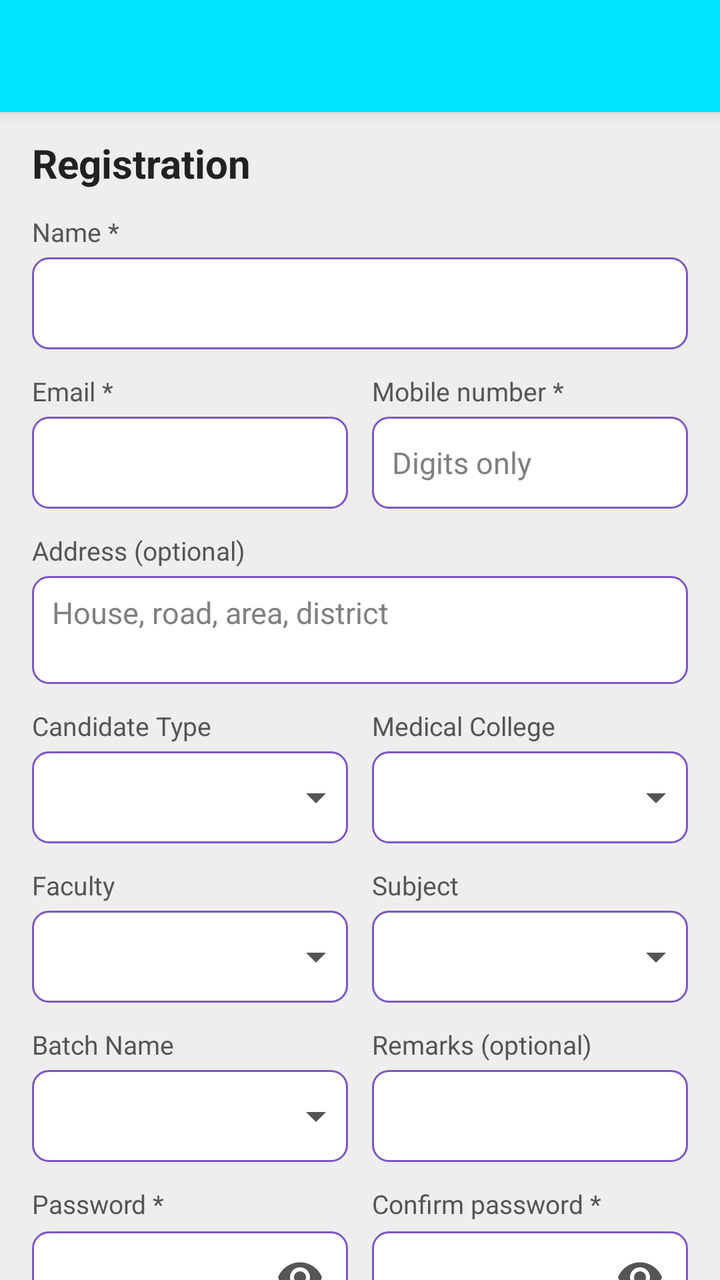
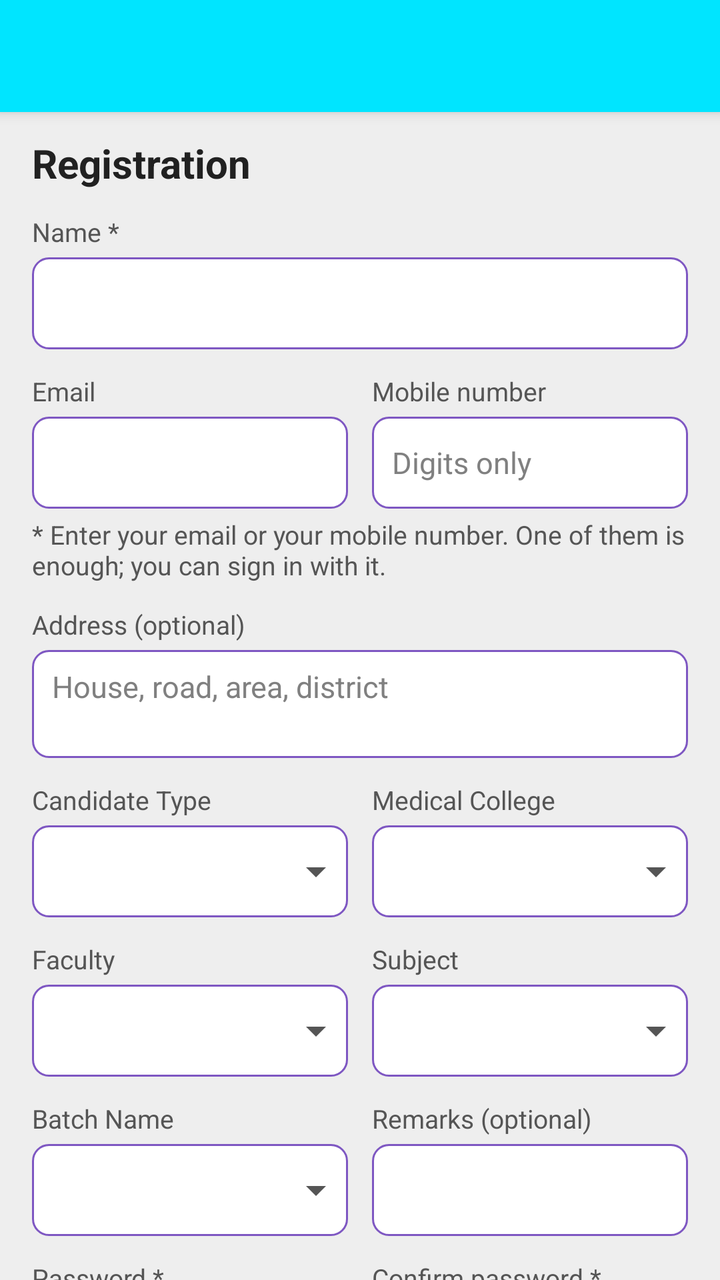

An Android layout rendered at two revisions. The XML below is the earlier revision; the diff shows what the commit changed to produce the second picture.
<!-- AndroidManifest.xml: activity theme AppTheme.Dark -->
<!-- res/layout/activity_sign_up.xml -->
<?xml version="1.0" encoding="utf-8"?>
<androidx.coordinatorlayout.widget.CoordinatorLayout xmlns:android="http://schemas.android.com/apk/res/android"
    xmlns:app="http://schemas.android.com/apk/res-auto"
    android:layout_width="match_parent"
    android:layout_height="match_parent"
    android:fitsSystemWindows="true">

    <com.google.android.material.appbar.AppBarLayout
        android:layout_width="match_parent"
        android:layout_height="wrap_content"
        android:theme="@style/AppTheme.AppBarOverlay">

        <androidx.appcompat.widget.Toolbar
            android:id="@+id/toolbar"
            android:layout_width="match_parent"
            android:layout_height="?attr/actionBarSize"
            android:background="?attr/colorPrimary"
            app:popupTheme="@style/AppTheme.PopupOverlay" />

    </com.google.android.material.appbar.AppBarLayout>

    <androidx.core.widget.NestedScrollView
        android:layout_width="match_parent"
        android:layout_height="match_parent"
        app:layout_behavior="@string/appbar_scrolling_view_behavior">

        <LinearLayout
            android:layout_width="match_parent"
            android:layout_height="wrap_content"
            android:focusable="true"
            android:focusableInTouchMode="true"
            android:orientation="vertical"
            android:paddingBottom="24dp"
            android:paddingLeft="16dp"
            android:paddingRight="16dp"
            android:paddingTop="12dp">

            <TextView
                android:layout_width="match_parent"
                android:layout_height="wrap_content"
                android:text="@string/lbl_registration"
                android:textColor="@color/text_color_primary"
                android:textSize="@dimen/text_size_large"
                android:textStyle="bold" />

            <TextView
                android:id="@+id/tvSignUpError"
                android:layout_width="match_parent"
                android:layout_height="wrap_content"
                android:layout_marginTop="8dp"
                android:gravity="center"
                android:textColor="@color/orange_red"
                android:textSize="@dimen/text_size_small"
                android:visibility="gone" />

            
            <TextView
                style="@style/FormLabel"
                android:text="@string/lbl_name_required" />

            <EditText
                android:id="@+id/input_name"
                style="@style/FormInput"
                android:inputType="textPersonName|textCapWords" />

            
            <LinearLayout
                android:layout_width="match_parent"
                android:layout_height="wrap_content"
                android:baselineAligned="false"
                android:orientation="horizontal">

                <LinearLayout style="@style/FormColumnStart">

                    <TextView
                        style="@style/FormLabel"
                        android:text="@string/lbl_email_required" />

                    <EditText
                        android:id="@+id/input_email"
                        style="@style/FormInput"
                        android:inputType="textEmailAddress" />
                </LinearLayout>

                <LinearLayout style="@style/FormColumnEnd">

                    <TextView
                        style="@style/FormLabel"
                        android:text="@string/lbl_mobile_required" />

                    <EditText
                        android:id="@+id/input_phone"
                        style="@style/FormInput"
                        android:digits="0123456789"
                        android:hint="@string/hint_digits_only"
                        android:inputType="number"
                        android:maxLength="15" />
                </LinearLayout>
            </LinearLayout>

            
            <TextView
                style="@style/FormLabel"
                android:text="@string/lbl_address_optional" />

            <EditText
                android:id="@+id/input_address"
                style="@style/FormInput"
                android:gravity="top|start"
                android:hint="@string/hint_address"
                android:inputType="textPostalAddress|textMultiLine|textCapWords"
                android:maxLength="500"
                android:minLines="2" />

            
            <LinearLayout
                android:layout_width="match_parent"
                android:layout_height="wrap_content"
                android:baselineAligned="false"
                android:orientation="horizontal">

                <LinearLayout style="@style/FormColumnStart">

                    <TextView
                        style="@style/FormLabel"
                        android:text="@string/lbl_candidate_type" />

                    <FrameLayout style="@style/FormSpinnerBox">

                        <Spinner
                            android:id="@+id/spCategory"
                            style="@style/FormSpinner" />

                        <ImageView style="@style/FormSpinnerArrow" />
                    </FrameLayout>
                </LinearLayout>

                <LinearLayout style="@style/FormColumnEnd">

                    <TextView
                        style="@style/FormLabel"
                        android:text="@string/lbl_medical_college" />

                    <FrameLayout style="@style/FormSpinnerBox">

                        <Spinner
                            android:id="@+id/spMedicalCollege"
                            style="@style/FormSpinner" />

                        <ImageView style="@style/FormSpinnerArrow" />
                    </FrameLayout>
                </LinearLayout>
            </LinearLayout>

            
            <LinearLayout
                android:layout_width="match_parent"
                android:layout_height="wrap_content"
                android:baselineAligned="false"
                android:orientation="horizontal">

                <LinearLayout style="@style/FormColumnStart">

                    <TextView
                        style="@style/FormLabel"
                        android:text="@string/lbl_faculty" />

                    <FrameLayout style="@style/FormSpinnerBox">

                        <Spinner
                            android:id="@+id/spFaculty"
                            style="@style/FormSpinner" />

                        <ImageView style="@style/FormSpinnerArrow" />
                    </FrameLayout>
                </LinearLayout>

                <LinearLayout style="@style/FormColumnEnd">

                    <TextView
                        style="@style/FormLabel"
                        android:text="@string/lbl_subject" />

                    <FrameLayout style="@style/FormSpinnerBox">

                        <Spinner
                            android:id="@+id/spDepartment"
                            style="@style/FormSpinner" />

                        <ImageView style="@style/FormSpinnerArrow" />
                    </FrameLayout>
                </LinearLayout>
            </LinearLayout>

            
            <LinearLayout
                android:layout_width="match_parent"
                android:layout_height="wrap_content"
                android:baselineAligned="false"
                android:orientation="horizontal">

                <LinearLayout style="@style/FormColumnStart">

                    <TextView
                        style="@style/FormLabel"
                        android:text="@string/lbl_batch_name" />

                    <FrameLayout style="@style/FormSpinnerBox">

                        <Spinner
                            android:id="@+id/spBatch"
                            style="@style/FormSpinner" />

                        <ImageView style="@style/FormSpinnerArrow" />
                    </FrameLayout>
                </LinearLayout>

                <LinearLayout style="@style/FormColumnEnd">

                    <TextView
                        style="@style/FormLabel"
                        android:text="@string/lbl_remarks_optional" />

                    <EditText
                        android:id="@+id/input_remarks"
                        style="@style/FormInput"
                        android:inputType="textCapSentences" />
                </LinearLayout>
            </LinearLayout>

            
            <LinearLayout
                android:layout_width="match_parent"
                android:layout_height="wrap_content"
                android:baselineAligned="false"
                android:orientation="horizontal">

                <LinearLayout style="@style/FormColumnStart">

                    <TextView
                        style="@style/FormLabel"
                        android:text="@string/lbl_password_required" />

                    <com.google.android.material.textfield.TextInputLayout
                        android:layout_width="match_parent"
                        android:layout_height="wrap_content"
                        app:endIconMode="password_toggle"
                        app:endIconTint="@color/text_color_secondary"
                        app:hintEnabled="false">

                        <EditText
                            android:id="@+id/input_password"
                            style="@style/FormInput"
                            android:inputType="textPassword" />
                    </com.google.android.material.textfield.TextInputLayout>
                </LinearLayout>

                <LinearLayout style="@style/FormColumnEnd">

                    <TextView
                        style="@style/FormLabel"
                        android:text="@string/lbl_password_re_required" />

                    <com.google.android.material.textfield.TextInputLayout
                        android:layout_width="match_parent"
                        android:layout_height="wrap_content"
                        app:endIconMode="password_toggle"
                        app:endIconTint="@color/text_color_secondary"
                        app:hintEnabled="false">

                        <EditText
                            android:id="@+id/input_password_re"
                            style="@style/FormInput"
                            android:inputType="textPassword" />
                    </com.google.android.material.textfield.TextInputLayout>
                </LinearLayout>
            </LinearLayout>

            <androidx.appcompat.widget.AppCompatButton
                android:id="@+id/btnRegister"
                style="@style/buttonStyle"
                android:layout_width="match_parent"
                android:layout_height="wrap_content"
                android:layout_marginTop="24dp"
                android:padding="12dp"
                android:text="@string/btn_register" />

        </LinearLayout>
    </androidx.core.widget.NestedScrollView>
</androidx.coordinatorlayout.widget.CoordinatorLayout>
<!-- resources referenced by this layout -->
<resources>
  <color name="orange_red">#ff4500</color>
  <color name="text_color_primary">#212121</color>
  <color name="text_color_secondary">#555555</color>
  <dimen name="text_size_large">20sp</dimen>
  <dimen name="text_size_small">14sp</dimen>
  <string name="btn_register">Register</string>
  <string name="hint_address">House, road, area, district</string>
  <string name="hint_digits_only">Digits only</string>
  <string name="lbl_address_optional">Address (optional)</string>
  <string name="lbl_batch_name">Batch Name</string>
  <string name="lbl_candidate_type">Candidate Type</string>
  <string name="lbl_email_required">Email *</string>
  <string name="lbl_faculty">Faculty</string>
  <string name="lbl_medical_college">Medical College</string>
  <string name="lbl_mobile_required">Mobile number *</string>
  <string name="lbl_name_required">Name *</string>
  <string name="lbl_password_re_required">Confirm password *</string>
  <string name="lbl_password_required">Password *</string>
  <string name="lbl_registration">Registration</string>
  <string name="lbl_remarks_optional">Remarks (optional)</string>
  <string name="lbl_subject">Subject</string>
  <style name="AppTheme.AppBarOverlay" parent="ThemeOverlay.AppCompat.Dark.ActionBar" />
  <style name="AppTheme.PopupOverlay" parent="ThemeOverlay.AppCompat.Light" />
  <style name="FormColumnEnd" parent="FormColumnStart">
          <item name="android:layout_marginRight">0dp</item>
          <item name="android:layout_marginLeft">6dp</item>
      </style>
  <style name="FormColumnStart">
          <item name="android:layout_width">0dp</item>
          <item name="android:layout_height">wrap_content</item>
          <item name="android:layout_weight">1</item>
          <item name="android:layout_marginRight">6dp</item>
          <item name="android:orientation">vertical</item>
      </style>
  <style name="FormSpinnerBox">
          <item name="android:layout_width">match_parent</item>
          <item name="android:layout_height">wrap_content</item>
          <item name="android:minHeight">46dp</item>
          <item name="android:background">@drawable/rounded_edittext</item>
      </style>
  <style name="buttonStyle">
          <item name="android:textColor">@color/white</item>
      </style>
  <color name="gray">#808080</color>
  <dimen name="text_size_small_ultra">13sp</dimen>
  <color name="white">#ffffff</color>
  <!-- drawable ic_arrow_drop_down (drawable) -->
  <?xml version="1.0" encoding="utf-8"?>
  <vector xmlns:android="http://schemas.android.com/apk/res/android"
      android:width="24dp"
      android:height="24dp"
      android:viewportWidth="24"
      android:viewportHeight="24">
      <path
          android:fillColor="#FF555555"
          android:pathData="M7,10l5,5 5,-5z" />
  </vector>
  <color name="primary">#00e5ff</color>
  <color name="primary_dark">#0079b5</color>
  <color name="colorAccent">@color/accent</color>
  <color name="background">#EEEEEE</color>
  <color name="secondary_dark">#4d2c91</color>
  <color name="secondary_light">#b085f5</color>
  <color name="secondary">#7e57c2</color>
  <style name="AppTheme.Dialog.Custom" parent="Theme.AppCompat.Light.Dialog">
          <item name="colorPrimary">@color/primary</item>
          <item name="colorPrimaryDark">@color/primary_dark</item>
          <item name="colorAccent">@color/accent</item>
          <item name="android:textColorPrimary">@color/text_color_primary</item>
      </style>
  <style name="AppTheme.Dialog.Alert.Custom" parent="Theme.AppCompat.Light.Dialog.Alert">
          <item name="colorPrimary">@color/primary</item>
          <item name="colorPrimaryDark">@color/primary_dark</item>
          <item name="colorAccent">@color/accent</item>
          <item name="android:textColorPrimary">@color/text_color_primary</item>
      </style>
  <dimen name="text_padding">8dp</dimen>
  <color name="accent">#FF4081</color>
  <!-- unchanged entries left out for length: 6 -->
</resources>

<!-- the commit's change to res/layout/activity_sign_up.xml (unified diff, before → after) -->
@@ -74,7 +74,7 @@
 
                     <TextView
                         style="@style/FormLabel"
-                        android:text="@string/lbl_email_required" />
+                        android:text="@string/lbl_email_or_mobile_email" />
 
                     <EditText
                         android:id="@+id/input_email"
@@ -86,7 +86,7 @@
 
                     <TextView
                         style="@style/FormLabel"
-                        android:text="@string/lbl_mobile_required" />
+                        android:text="@string/lbl_email_or_mobile_mobile" />
 
                     <EditText
                         android:id="@+id/input_phone"
@@ -97,6 +97,16 @@
                         android:maxLength="15" />
                 </LinearLayout>
             </LinearLayout>
+
+            
+            <TextView
+                android:id="@+id/tvContactNote"
+                android:layout_width="match_parent"
+                android:layout_height="wrap_content"
+                android:layout_marginTop="4dp"
+                android:text="@string/lbl_email_or_mobile_note"
+                android:textColor="@color/text_color_secondary"
+                android:textSize="13sp" />
 
             
             <TextView
<!-- resource entries referenced after the edit -->
@@ -11,10 +11,11 @@
   <string name="lbl_address_optional">Address (optional)</string>
   <string name="lbl_batch_name">Batch Name</string>
   <string name="lbl_candidate_type">Candidate Type</string>
-  <string name="lbl_email_required">Email *</string>
+  <string name="lbl_email_or_mobile_email">Email</string>
+  <string name="lbl_email_or_mobile_mobile">Mobile number</string>
+  <string name="lbl_email_or_mobile_note">* Enter your email or your mobile number. One of them is enough; you can sign in with it.</string>
   <string name="lbl_faculty">Faculty</string>
   <string name="lbl_medical_college">Medical College</string>
-  <string name="lbl_mobile_required">Mobile number *</string>
   <string name="lbl_name_required">Name *</string>
   <string name="lbl_password_re_required">Confirm password *</string>
   <string name="lbl_password_required">Password *</string>
